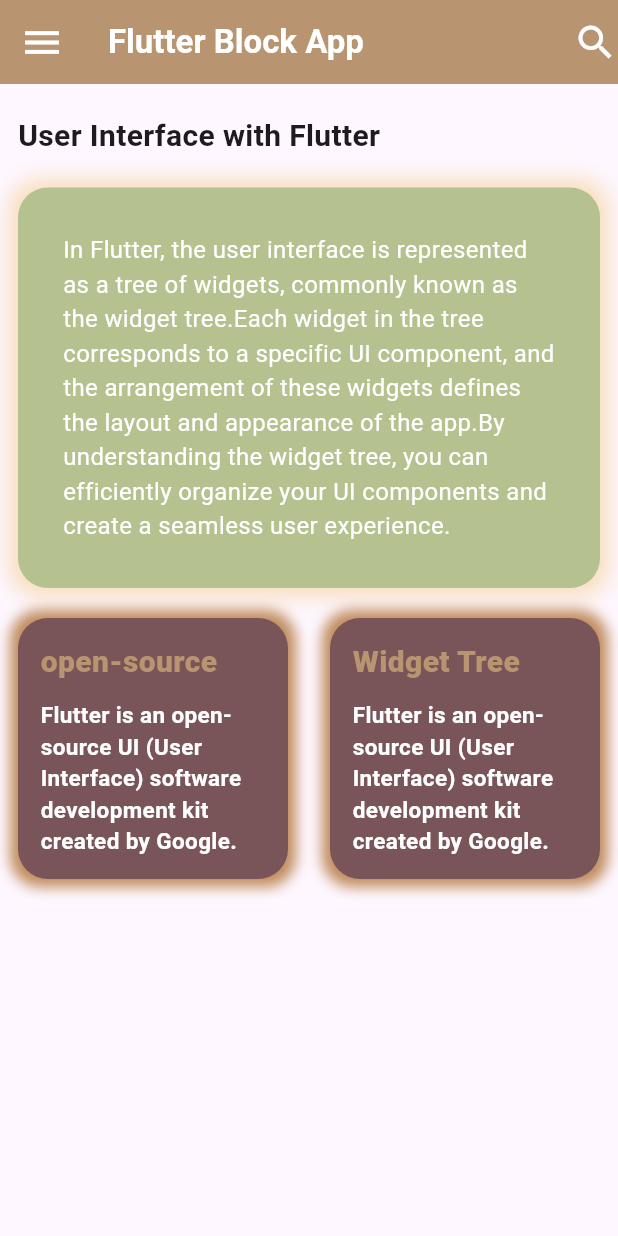
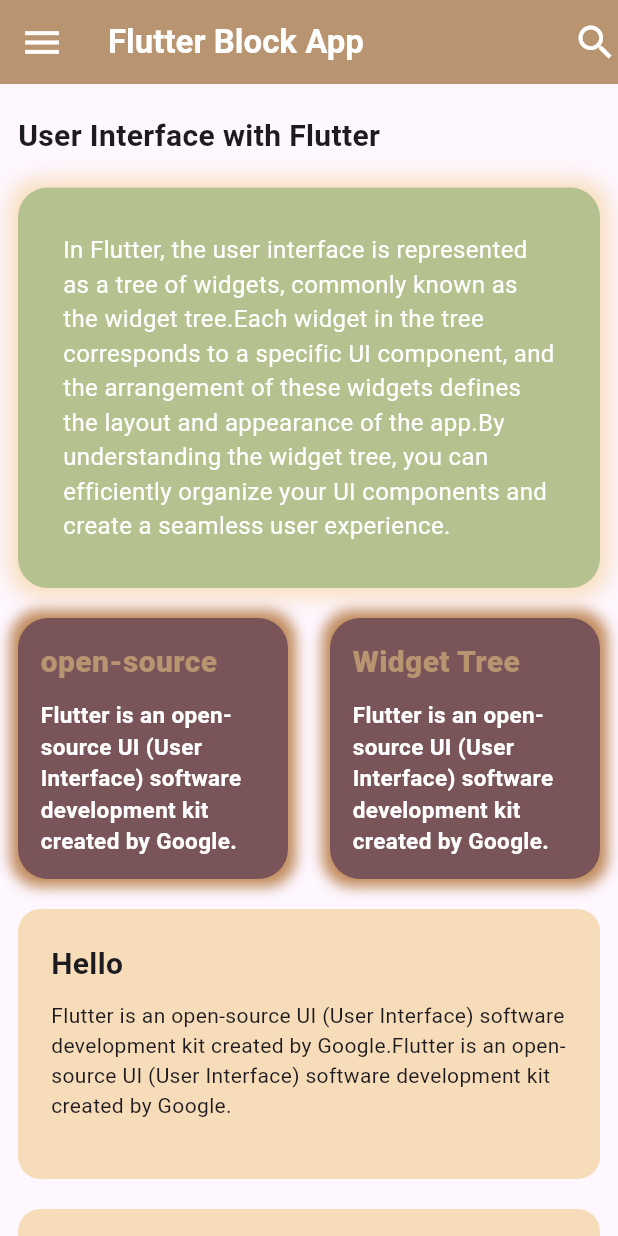
Before and after one commit to KavishkaSasindu/flutter_layout_practice, a Flutter app: the screen it shows after launch, on a phone screen of 412 x 824 dp. Run offline on Flutter 3.47's test engine with Material 3 defaults, Android fonts, the phone set to English and light mode, and no system bars.

Commit message:
updated by ksdev

```diff
--- a/lib/pages/home_page.dart
+++ b/lib/pages/home_page.dart
@@ -1,4 +1,5 @@
 import 'package:flutter/material.dart';
+import 'package:third_app/widgets/long_card.dart';
 import 'package:third_app/widgets/small_container.dart';
 
 class HomePage extends StatelessWidget {
@@ -26,7 +27,8 @@
           )
         ],
       ),
-      body: Padding(
+      body: SingleChildScrollView(
+        child: Padding(
           padding: const EdgeInsets.symmetric(vertical: 20, horizontal: 12),
           child: Column(
             crossAxisAlignment: CrossAxisAlignment.start,
@@ -77,8 +79,23 @@
                         "Flutter is an open-source UI (User Interface) software development kit created by Google.",
                   )
                 ],
-            )
+              ),
+              const SizedBox(
+                height: 20,
+              ),
+              const LongCard(
+                  title: "Hello",
+                  description:
+                      "Flutter is an open-source UI (User Interface) software development kit created by Google.Flutter is an open-source UI (User Interface) software development kit created by Google."),
+              const SizedBox(
+                height: 20,
+              ),
+              const LongCard(
+                  title: "Widget Tree",
+                  description:
+                      "In Flutter, the user interface is represented as a tree of widgets, commonly known as the widget treeIn Flutter, the user interface is represented as a tree of widgets, commonly known as the widget tree")
             ],
+          ),
         ),
       ),
     );
--- /dev/null
+++ b/lib/widgets/long_card.dart
@@ -0,0 +1,38 @@
+import 'package:flutter/material.dart';
+
+class LongCard extends StatelessWidget {
+  final String title;
+  final String description;
+  const LongCard({super.key, required this.title, required this.description});
+
+  @override
+  Widget build(BuildContext context) {
+    return Container(
+      height: 180,
+      width: double.infinity,
+      decoration: BoxDecoration(
+          color: const Color(0xffF7DCB9),
+          borderRadius: BorderRadius.circular(15)),
+      child: Padding(
+        padding: const EdgeInsets.all(12.0),
+        child: Padding(
+          padding: const EdgeInsets.all(10.0),
+          child: Column(
+            crossAxisAlignment: CrossAxisAlignment.start,
+            children: [
+              Text(
+                title,
+                style:
+                    const TextStyle(fontSize: 20, fontWeight: FontWeight.bold),
+              ),
+              const SizedBox(
+                height: 10,
+              ),
+              Text(description)
+            ],
+          ),
+        ),
+      ),
+    );
+  }
+}
```
Lines whose indentation alone changed are shown as unchanged.
